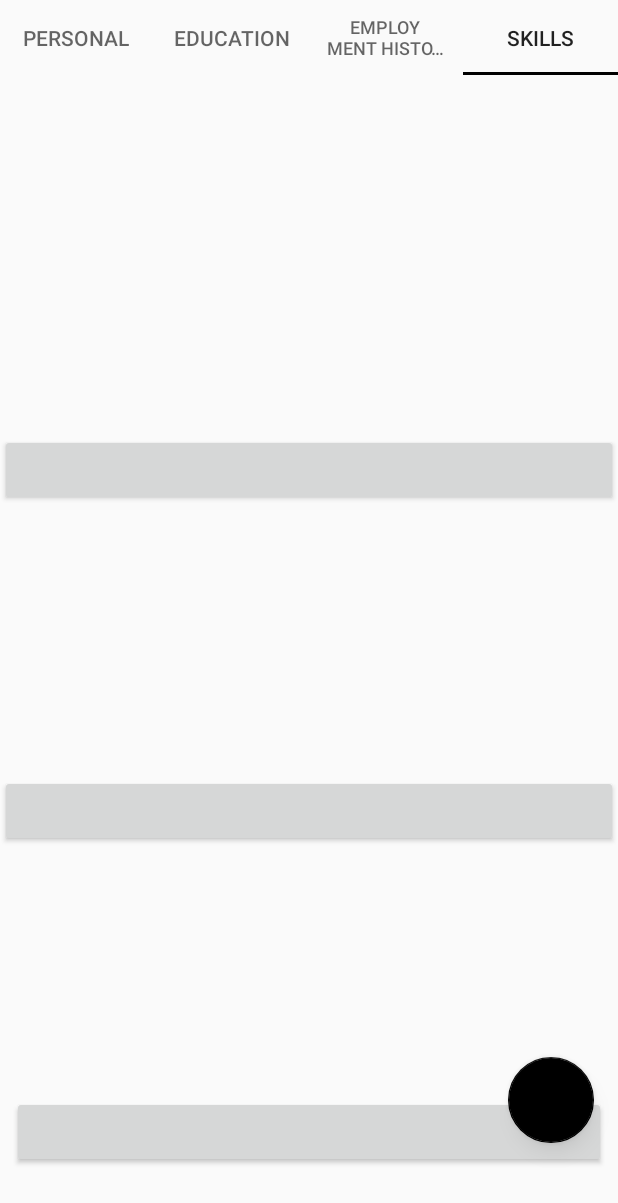
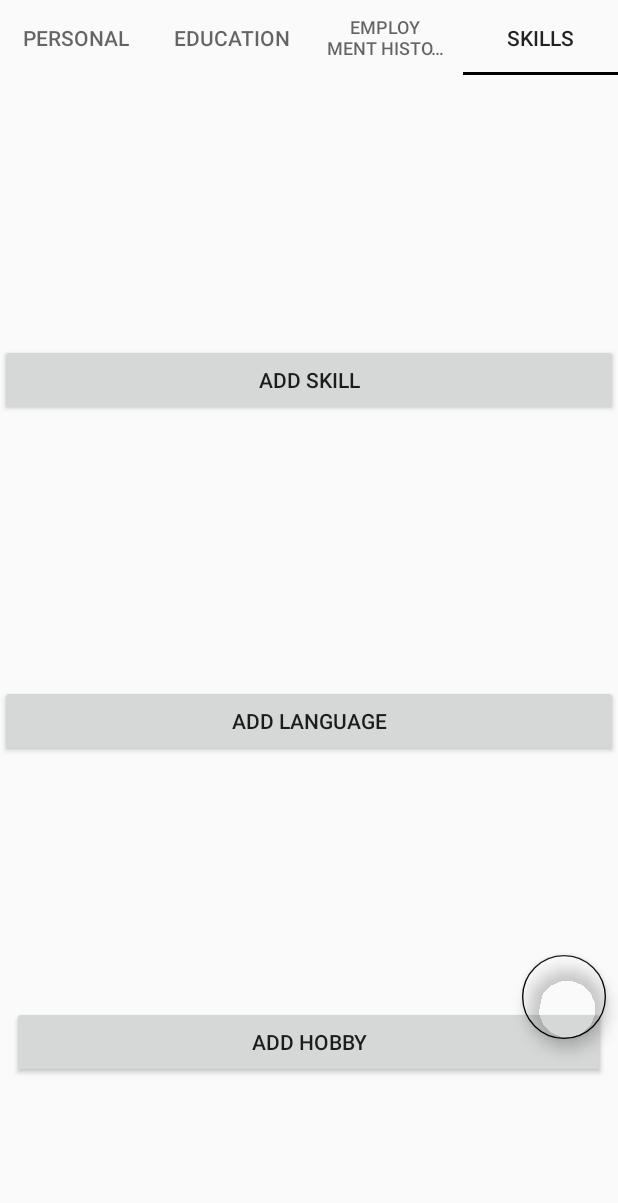
Before and after one commit to junaid-malim/resume_maker_app, an Android app: the screen it shows after launch (Adds_details), tab 4 chosen, on a phone screen of 412 x 824 dp. Shown: the top 1203 px of the screen. Run offline under Robolectric (Android 15) with nearby library versions, the phone set to English and light mode, and no system bars; our stand-ins replace Firebase (no records; nobody signed in at launch, a user with empty details on screens opened directly); 1 statement that could not run was skipped.

Commit message:
tab1 I/O- Done tab2 I/O- Done tab3 I/O- Done //pending recyclerview REFRESH!!! tab4 I/O- Done //pending recyclerview REFRESH!!!
to PDF - Pending
Now I know what I am doing!!
-I STILL KNOW-

```diff
--- a/app/build.gradle
+++ b/app/build.gradle
@@ -28,6 +28,7 @@ dependencies {
     implementation 'com.google.code.gson:gson:2.8.5'
     implementation 'com.google.firebase:firebase-database:16.0.1'
     implementation 'com.google.firebase:firebase-core:16.0.1'
+    implementation 'com.firebaseui:firebase-ui-database:0.4.0'
     testImplementation 'junit:junit:4.12'
     androidTestImplementation 'com.android.support.test:runner:1.0.2'
     androidTestImplementation 'com.android.support.test.espresso:espresso-core:3.0.2'
--- a/app/src/main/java/com/collegeutilapp/junaid/resume_maker/Adds_details.java
+++ b/app/src/main/java/com/collegeutilapp/junaid/resume_maker/Adds_details.java
@@ -67,4 +67,13 @@ public class Adds_details extends AppCompatActivity implements TabLayout.OnTabSe
     public void onTabReselected(TabLayout.Tab tab) {
 
     }
+
+    @Override
+    protected void onStart() {
+        super.onStart();
+
+        add_data_to_fbase fbase=new add_data_to_fbase();
+        fbase.startnew();
+
+    }
 }
--- a/app/src/main/java/com/collegeutilapp/junaid/resume_maker/Tab3.java
+++ b/app/src/main/java/com/collegeutilapp/junaid/resume_maker/Tab3.java
@@ -4,13 +4,21 @@ import android.content.Context;
 import android.content.SharedPreferences;
 import android.os.Bundle;
 import android.support.annotation.NonNull;
+import android.support.annotation.Nullable;
 import android.support.v4.app.Fragment;
+import android.support.v7.widget.LinearLayoutManager;
 import android.support.v7.widget.RecyclerView;
 import android.view.LayoutInflater;
 import android.view.View;
 import android.view.ViewGroup;
 import android.widget.Button;
-import android.widget.ListView;
+
+import com.firebase.ui.database.FirebaseRecyclerAdapter;
+import com.google.firebase.database.ChildEventListener;
+import com.google.firebase.database.DataSnapshot;
+import com.google.firebase.database.DatabaseError;
+import com.google.firebase.database.DatabaseReference;
+import com.google.firebase.database.FirebaseDatabase;
 
 import java.util.ArrayList;
 
@@ -20,17 +28,12 @@ public class Tab3 extends Fragment {
     Button add_emp;
     RecyclerView emphistory;
     ArrayList<ArrayList<String>> emphistory_list=new ArrayList<>(3);
-    SharedPreferences sp;
-    SharedPreferences.Editor editor;
+    DatabaseReference refrence= FirebaseDatabase.getInstance().getReference("employment_history");
+    FirebaseRecyclerAdapter<emphistory_model,ViewHolder> firebaseRecyclerAdapter;
 
     public View onCreateView(@NonNull LayoutInflater inflater, ViewGroup container, Bundle savedInstanceState) {
 
         v=inflater.inflate(R.layout.tab3, container, false);
-
-        sp= this.getActivity().getSharedPreferences("infosavepref", Context.MODE_PRIVATE);
-
-        editor = sp.edit();
-
 
         add_emp=v.findViewById(R.id.add_emp);
         add_emp.setOnClickListener(new View.OnClickListener() {
@@ -41,6 +44,12 @@ public class Tab3 extends Fragment {
 
             }
         });
+        emphistory = v.findViewById(R.id.emphistory);
+        emphistory.setHasFixedSize(true);
+        emphistory.setLayoutManager(new LinearLayoutManager(getContext()));
+        emphistory.setDrawingCacheEnabled(true);
+        emphistory.setDrawingCacheQuality(View.DRAWING_CACHE_QUALITY_HIGH);
+        emphistory.setItemViewCacheSize(20);
 
         return v;
     }
@@ -54,12 +63,61 @@ public class Tab3 extends Fragment {
 
     }
     //TODO refresh recyclerview
-/*
+
+
     @Override
-    public void getinputdata(String company_name, String time_period, String role_in_company) {
+    public void onStart() {
+        super.onStart();
 
-        editor.putString("lol0","lol"+company_name+time_period+role_in_company);
+
+        firebaseRecyclerAdapter = new FirebaseRecyclerAdapter<emphistory_model, ViewHolder>(emphistory_model.class,R.layout.emp_history_item,ViewHolder.class,refrence) {
+            @Override
+            protected void populateViewHolder(ViewHolder viewHolder, emphistory_model model, int position) {
+
+                viewHolder.setDetails_emphistory(getContext(),model.getCompany(),model.getTime(),model.getRole());
+
+            }
+
+            @NonNull
+            @Override
+            public ViewHolder onCreateViewHolder(ViewGroup parent, int viewType) {
+
+                return super.onCreateViewHolder(parent, viewType);
+            }
+        };
+
+        emphistory.setAdapter(firebaseRecyclerAdapter);
+
+
+        refrence.addChildEventListener(new ChildEventListener() {
+            @Override
+            public void onChildAdded(@NonNull DataSnapshot dataSnapshot, @Nullable String s) {
+                firebaseRecyclerAdapter.notifyDataSetChanged();
+            }
+
+            @Override
+            public void onChildChanged(@NonNull DataSnapshot dataSnapshot, @Nullable String s) {
+                firebaseRecyclerAdapter.notifyDataSetChanged();
+            }
+
+            @Override
+            public void onChildRemoved(@NonNull DataSnapshot dataSnapshot) {
+                firebaseRecyclerAdapter.notifyDataSetChanged();
+            }
+
+            @Override
+            public void onChildMoved(@NonNull DataSnapshot dataSnapshot, @Nullable String s) {
+
+            }
+
+            @Override
+            public void onCancelled(@NonNull DatabaseError databaseError) {
+
+            }
+        });
+
+        }
+
+
 
     }
-*/
-}
--- a/app/src/main/res/layout/tab3.xml
+++ b/app/src/main/res/layout/tab3.xml
@@ -22,12 +22,12 @@
         android:layout_marginBottom="8dp"
         android:text="Add"
         app:layout_constraintBottom_toBottomOf="parent"
-        app:layout_constraintEnd_toStartOf="@+id/button3"
+        app:layout_constraintEnd_toStartOf="@+id/saveandnext"
         app:layout_constraintHorizontal_bias="0.036"
         app:layout_constraintStart_toStartOf="parent" />
 
     <Button
-        android:id="@+id/button3"
+        android:id="@+id/saveandnext"
         android:layout_width="wrap_content"
         android:layout_height="wrap_content"
         android:layout_marginEnd="8dp"
--- a/app/src/main/res/layout/tab4.xml
+++ b/app/src/main/res/layout/tab4.xml
@@ -1,14 +1,14 @@
 <?xml version="1.0" encoding="utf-8"?>
 <android.support.constraint.ConstraintLayout xmlns:android="http://schemas.android.com/apk/res/android"
+    xmlns:tools="http://schemas.android.com/tools"
     android:layout_width="match_parent"
     android:layout_height="match_parent"
     xmlns:app="http://schemas.android.com/apk/res-auto">
 
-    <ListView
+    <android.support.v7.widget.RecyclerView
         android:id="@+id/skills"
         android:layout_width="match_parent"
         android:layout_height="179dp"
-        android:layout_marginTop="60dp"
         app:layout_constraintEnd_toEndOf="parent"
         app:layout_constraintStart_toStartOf="parent"
         app:layout_constraintTop_toTopOf="parent" />
@@ -17,12 +17,13 @@
         android:id="@+id/addskill"
         android:layout_width="match_parent"
         android:layout_height="wrap_content"
+        android:text="Add SKILL"
         app:layout_constraintEnd_toEndOf="parent"
         app:layout_constraintHorizontal_bias="0.0"
         app:layout_constraintStart_toStartOf="parent"
         app:layout_constraintTop_toBottomOf="@+id/skills" />
 
-    <ListView
+    <android.support.v7.widget.RecyclerView
         android:id="@+id/langs"
         android:layout_width="match_parent"
         android:layout_height="179dp"
@@ -34,16 +35,17 @@
         android:id="@+id/addlangs"
         android:layout_width="match_parent"
         android:layout_height="wrap_content"
+        android:text="ADD LANGUAGE"
         app:layout_constraintEnd_toEndOf="parent"
         app:layout_constraintStart_toStartOf="parent"
         app:layout_constraintTop_toBottomOf="@+id/langs" />
 
-    <ListView
+    <android.support.v7.widget.RecyclerView
         android:id="@+id/hobbies"
-        android:layout_width="wrap_content"
+        android:layout_width="match_parent"
         android:layout_height="166dp"
+        android:layout_marginStart="0dp"
         app:layout_constraintEnd_toEndOf="parent"
-        app:layout_constraintHorizontal_bias="1.0"
         app:layout_constraintStart_toStartOf="parent"
         app:layout_constraintTop_toBottomOf="@+id/addlangs" />
 
@@ -53,6 +55,7 @@
         android:layout_height="wrap_content"
         android:layout_marginStart="8dp"
         android:layout_marginEnd="8dp"
+        android:text="ADD HOBBY"
         app:layout_constraintEnd_toEndOf="parent"
         app:layout_constraintStart_toStartOf="parent"
         app:layout_constraintTop_toBottomOf="@+id/hobbies" />
@@ -60,12 +63,13 @@
     <android.support.design.widget.FloatingActionButton
         android:id="@+id/startgenratingpdf"
         android:layout_width="73dp"
-        android:layout_height="57dp"
-        android:layout_marginStart="8dp"
-        android:layout_marginTop="140dp"
+        android:layout_height="56dp"
+        android:layout_marginTop="8dp"
         android:layout_marginEnd="8dp"
+        android:layout_marginBottom="8dp"
+        android:backgroundTint="#00000000"
+        app:layout_constraintBottom_toBottomOf="parent"
         app:layout_constraintEnd_toEndOf="parent"
-        app:layout_constraintHorizontal_bias="0.976"
-        app:layout_constraintStart_toStartOf="parent"
-        app:layout_constraintTop_toTopOf="@+id/hobbies" />
+        app:layout_constraintTop_toTopOf="@+id/hobbies"
+        tools:srcCompat="@android:drawable/ic_menu_save" />
 </android.support.constraint.ConstraintLayout>
```
Also changed, not shown: app/src/main/java/com/collegeutilapp/junaid/resume_maker/Recyclerview_adapter_emphistory.java (deleted, +0 -43 lines), app/src/main/java/com/collegeutilapp/junaid/resume_maker/ViewHolder.java (added, +35 -0 lines), app/src/main/java/com/collegeutilapp/junaid/resume_maker/add_data_to_fbase.java (+12 -5 lines), app/src/main/java/com/collegeutilapp/junaid/resume_maker/emphistory_dialog.java (+2 -27 lines), app/src/main/java/com/collegeutilapp/junaid/resume_maker/emphistory_model.java (+17 -22 lines), app/src/main/res/layout/tab1.xml (+25 -7 lines), app/src/main/res/layout/tab2.xml (+32 -17 lines).
